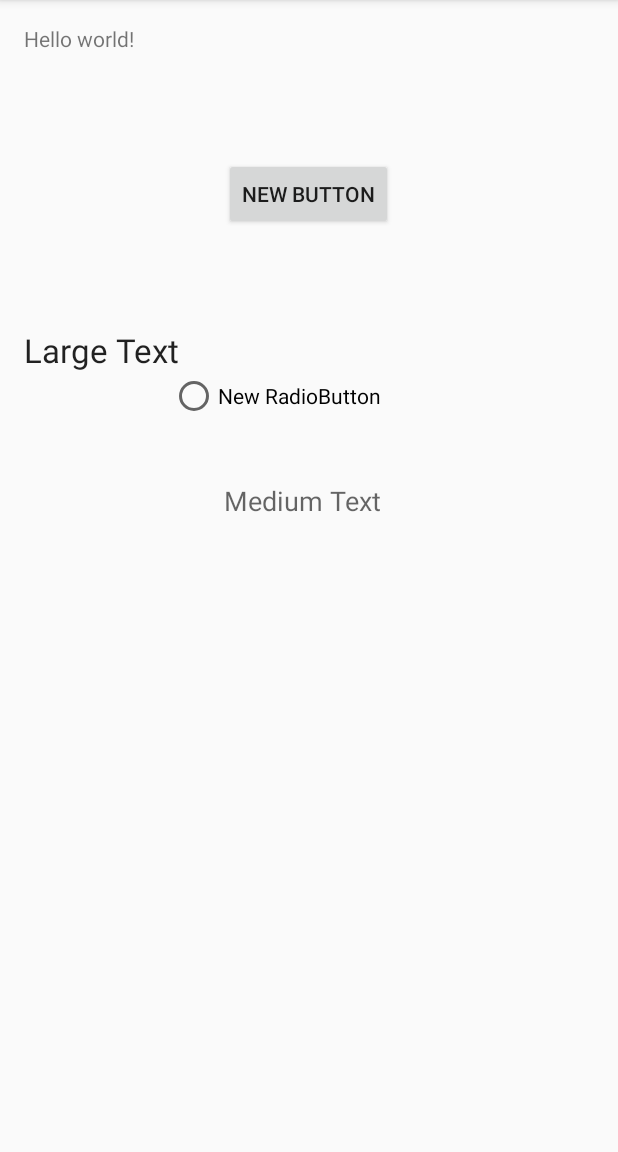
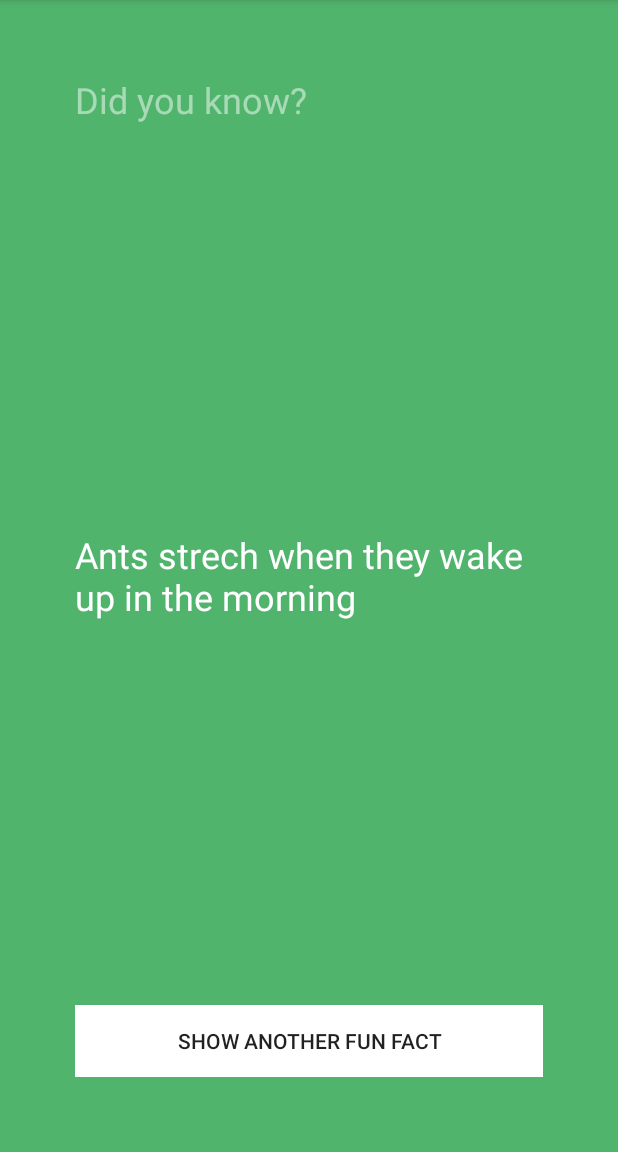
Before and after one commit to Jamestt/MyTestApplication, an Android app: the screen it shows after launch (MainActivity), on a phone screen of 412 x 824 dp, the part 84-1236 px from its top. Run offline under Robolectric (Android 15) with nearby library versions, the phone set to English and light mode, and no system bars.

Commit message:
adding more random views

```diff
--- a/app/src/main/res/layout/activity_main.xml
+++ b/app/src/main/res/layout/activity_main.xml
@@ -1,52 +1,37 @@
 <RelativeLayout xmlns:android="http://schemas.android.com/apk/res/android"
     xmlns:tools="http://schemas.android.com/tools" android:layout_width="match_parent"
     android:layout_height="match_parent" android:paddingLeft="@dimen/activity_horizontal_margin"
+
     android:paddingRight="@dimen/activity_horizontal_margin"
     android:paddingTop="@dimen/activity_vertical_margin"
-    android:paddingBottom="@dimen/activity_vertical_margin" tools:context=".MainActivity">
+    android:paddingBottom="@dimen/activity_vertical_margin"
+    tools:context=".MainActivity"
+    android:background="#ff51b46d">
 
-    <TextView android:text="@string/hello_world" android:layout_width="wrap_content"
+    <TextView android:text="@string/main_Title" android:layout_width="wrap_content"
         android:layout_height="wrap_content"
-        android:id="@+id/textView" />
-
-    <Button
-        android:layout_width="wrap_content"
-        android:layout_height="wrap_content"
-        android:text="New Button"
-        android:id="@+id/button"
-        android:layout_below="@+id/textView"
-        android:layout_centerHorizontal="true"
-        android:layout_marginTop="70dp" />
+        android:id="@+id/textView"
+        android:textSize="24sp"
+        android:textColor="#80ffffff" />
 
     <TextView
         android:layout_width="wrap_content"
         android:layout_height="wrap_content"
-        android:textAppearance="?android:attr/textAppearanceMedium"
-        android:text="Medium Text"
-        android:id="@+id/textView2"
-        android:layout_below="@+id/button"
-        android:layout_alignLeft="@+id/button"
-        android:layout_alignStart="@+id/button"
-        android:layout_marginTop="168dp" />
+        android:text="Ants strech when they wake up in the morning"
+        android:id="@+id/factTextview"
+        android:layout_centerVertical="true"
+        android:layout_alignParentLeft="true"
+        android:layout_alignParentStart="true"
+        android:textSize="24sp"
+        android:textColor="@android:color/white" />
 
-    <RadioButton
-        android:layout_width="wrap_content"
+    <Button
+        android:layout_width="match_parent"
         android:layout_height="wrap_content"
-        android:text="New RadioButton"
-        android:id="@+id/radioButton"
-        android:layout_alignBottom="@+id/textView2"
-        android:layout_alignRight="@+id/textView2"
-        android:layout_alignEnd="@+id/textView2"
-        android:layout_marginBottom="66dp" />
-
-    <TextView
-        android:layout_width="wrap_content"
-        android:layout_height="wrap_content"
-        android:textAppearance="?android:attr/textAppearanceLarge"
-        android:text="Large Text"
-        android:id="@+id/textView3"
-        android:layout_above="@+id/radioButton"
-        android:layout_alignParentLeft="true"
-        android:layout_alignParentStart="true" />
+        android:id="@+id/showFactbutton"
+        android:layout_alignParentBottom="true"
+        android:layout_centerHorizontal="true"
+        android:text="@string/main_button"
+        android:background="@android:color/white" />
 
 </RelativeLayout>
--- a/app/src/main/res/values/dimens.xml
+++ b/app/src/main/res/values/dimens.xml
@@ -1,5 +1,5 @@
 <resources>
     <!-- Default screen margins, per the Android Design guidelines. -->
-    <dimen name="activity_horizontal_margin">16dp</dimen>
-    <dimen name="activity_vertical_margin">16dp</dimen>
+    <dimen name="activity_horizontal_margin">50dp</dimen>
+    <dimen name="activity_vertical_margin">50dp</dimen>
 </resources>
--- a/app/src/main/res/values/strings.xml
+++ b/app/src/main/res/values/strings.xml
@@ -1,6 +1,7 @@
 <resources>
     <string name="app_name">MyTestApplication</string>
 
-    <string name="hello_world">Hello world!</string>
+    <string name="main_Title">Did you know?</string>
     <string name="action_settings">Settings</string>
+    <string name="main_button">Show another fun fact</string>
 </resources>
```
